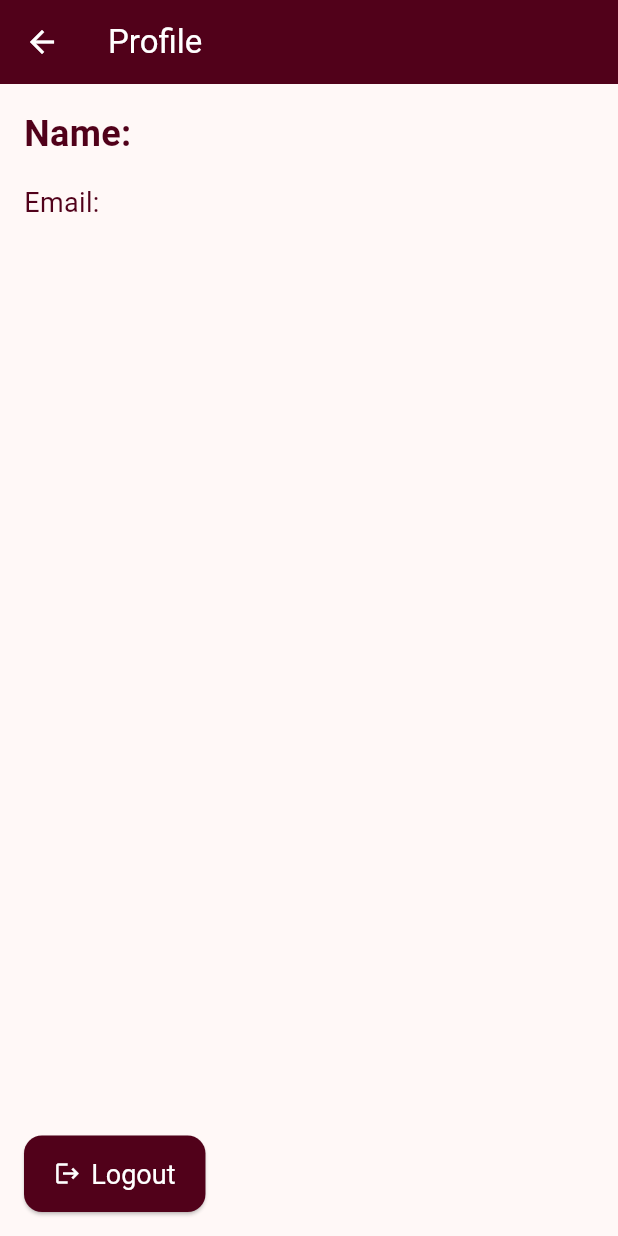
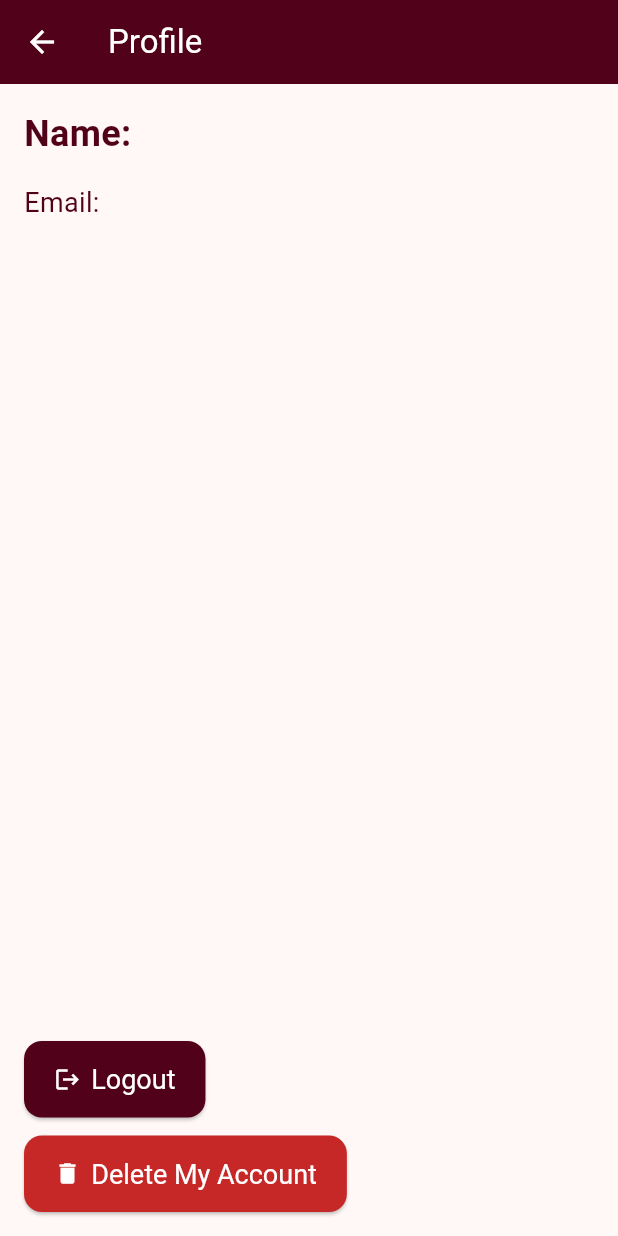
Before and after one commit to varad615/huuntechelp, a Flutter app: the screen it shows once a user with an empty profile is signed in, after a tap on "Account", on a phone screen of 412 x 824 dp. Run offline on Flutter 3.47's test engine with Material 3 defaults, Android fonts, the phone set to English and light mode, and no system bars; our stand-ins replace cloud_firestore, firebase_auth, firebase_core, firebase_database, google_fonts, shared_preferences and 1 more; missing offline and left inert: googleapis; accounts and stored records are empty; Roboto replaces fonts that are missing (ABeeZee).

Commit message:
add delete button

```diff
--- a/lib/pages/profile.dart
+++ b/lib/pages/profile.dart
@@ -31,7 +31,7 @@ class _ProfileScreenState extends State<ProfileScreen> {
       if (snapshot.exists) {
         setState(() {
           _name = snapshot['name'];
-          _email = user.email; // Fetch email directly from the user object
+          _email = user.email;
         });
       }
     }
@@ -39,20 +39,72 @@ class _ProfileScreenState extends State<ProfileScreen> {
 
   Future<void> _logout() async {
     await _auth.signOut();
-    Navigator.of(context)
-        .pop(); // Navigate back to the login page or previous screen
+    Navigator.of(context).pop(); // Or navigate to login screen if needed
+  }
+
+  Future<void> _deleteAccount() async {
+    User? user = _auth.currentUser;
+
+    if (user != null) {
+      try {
+        // Optional: delete user document from Firestore
+        await _firestore.collection('users').doc(user.uid).delete();
+
+        // Delete user from Firebase Auth
+        await user.delete();
+
+        // Navigate to first screen (e.g., login or welcome)
+        Navigator.of(context).popUntil((route) => route.isFirst);
+      } on FirebaseAuthException catch (e) {
+        if (e.code == 'requires-recent-login') {
+          ScaffoldMessenger.of(context).showSnackBar(
+            const SnackBar(
+              content: Text('Please log in again to delete your account.'),
+            ),
+          );
+        } else {
+          ScaffoldMessenger.of(context).showSnackBar(
+            SnackBar(content: Text('Error: ${e.message}')),
+          );
+        }
+      }
+    }
+  }
+
+  void _confirmDeleteAccount() {
+    showDialog(
+      context: context,
+      builder: (context) => AlertDialog(
+        title: const Text('Delete Account'),
+        content: const Text(
+            'This will permanently delete your account and all associated data. Are you sure?'),
+        actions: [
+          TextButton(
+            onPressed: () => Navigator.pop(context),
+            child: const Text('Cancel'),
+          ),
+          TextButton(
+            onPressed: () {
+              Navigator.pop(context);
+              _deleteAccount();
+            },
+            child: const Text(
+              'Delete',
+              style: TextStyle(color: Colors.red),
+            ),
+          ),
+        ],
+      ),
+    );
   }
 
   @override
   Widget build(BuildContext context) {
     return Scaffold(
       appBar: AppBar(
-        title: const Text('Profile',
-            style: TextStyle(
-                color: Colors.white)), // Set title text color to white
+        title: const Text('Profile', style: TextStyle(color: Colors.white)),
         backgroundColor: const Color(0xFF51011A),
-        iconTheme: const IconThemeData(
-            color: Colors.white), // Set the back arrow color to white
+        iconTheme: const IconThemeData(color: Colors.white),
       ),
       body: Padding(
         padding: const EdgeInsets.all(16.0),
@@ -63,33 +115,50 @@ class _ProfileScreenState extends State<ProfileScreen> {
             Text(
               'Name: ${_name ?? 'Loading...'}',
               style: const TextStyle(
-                  fontSize: 24,
-                  fontWeight: FontWeight.bold,
-                  color: Color(0xFF51011A)), // Set name text color to white
+                fontSize: 24,
+                fontWeight: FontWeight.bold,
+                color: Color(0xFF51011A),
+              ),
             ),
             const SizedBox(height: 16),
             Text(
               'Email: ${_email ?? 'Loading...'}',
               style: const TextStyle(
-                  fontSize: 18,
-                  color: Color(0xFF51011A)), // Set email text color to white
+                fontSize: 18,
+                color: Color(0xFF51011A),
+              ),
             ),
             const Spacer(),
             ElevatedButton.icon(
               onPressed: _logout,
-              icon: const Icon(Icons.logout,
-                  color: Colors.white), // Set icon color to white
-              label: const Text('Logout',
-                  style: TextStyle(
-                      color: Colors.white)), // Set text color to white
+              icon: const Icon(Icons.logout, color: Colors.white),
+              label:
+                  const Text('Logout', style: TextStyle(color: Colors.white)),
               style: ElevatedButton.styleFrom(
-                backgroundColor: const Color(0xFF51011A), // Use your color here
+                backgroundColor: const Color(0xFF51011A),
                 padding:
                     const EdgeInsets.symmetric(horizontal: 20, vertical: 15),
                 textStyle: const TextStyle(fontSize: 18),
                 shape: RoundedRectangleBorder(
-                  borderRadius: BorderRadius.circular(
-                      12), // Rounded corners for Material 3
+                  borderRadius: BorderRadius.circular(12),
+                ),
+              ),
+            ),
+            const SizedBox(height: 12),
+            ElevatedButton.icon(
+              onPressed: _confirmDeleteAccount,
+              icon: const Icon(Icons.delete, color: Colors.white),
+              label: const Text(
+                'Delete My Account',
+                style: TextStyle(color: Colors.white),
+              ),
+              style: ElevatedButton.styleFrom(
+                backgroundColor: Colors.red.shade800,
+                padding:
+                    const EdgeInsets.symmetric(horizontal: 20, vertical: 15),
+                textStyle: const TextStyle(fontSize: 18),
+                shape: RoundedRectangleBorder(
+                  borderRadius: BorderRadius.circular(12),
                 ),
               ),
             ),
```
